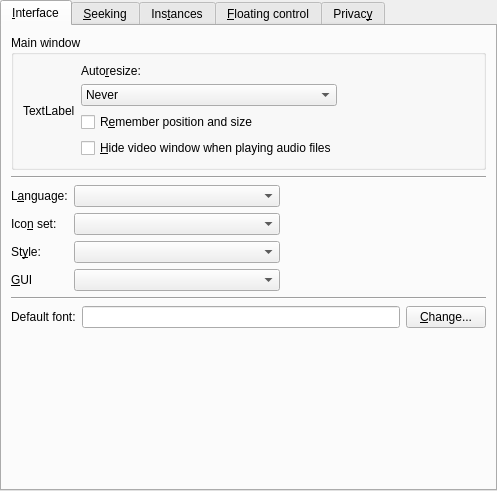
This is smplayer/branches/skins/src/prefinterface.ui in sarvex/smplayer as Qt 5 draws it before an edit. The edited form follows.
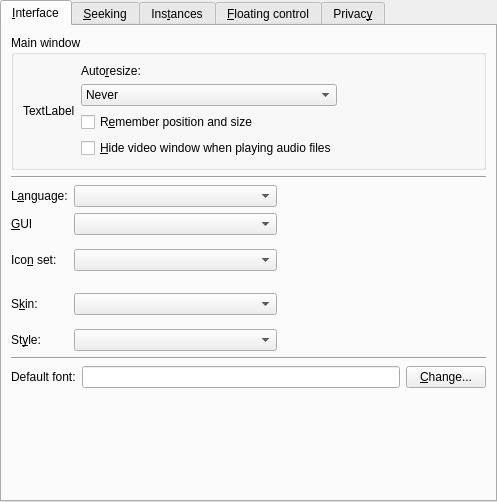
This is the edited form. Custom widgets are drawn as their Qt base class.

Commit message: Add a combobox to select the skin

The edit to the form file:
```diff
--- a/smplayer/branches/skins/src/prefinterface.ui
+++ b/smplayer/branches/skins/src/prefinterface.ui
@@ -7,7 +7,7 @@
     <x>0</x>
     <y>0</y>
     <width>497</width>
-    <height>491</height>
+    <height>502</height>
    </rect>
   </property>
   <layout class="QVBoxLayout">
@@ -26,13 +26,7 @@
       <attribute name="title">
        <string>&amp;Interface</string>
       </attribute>
-      <layout class="QVBoxLayout">
-       <property name="spacing">
-        <number>6</number>
-       </property>
-       <property name="margin">
-        <number>9</number>
-       </property>
+      <layout class="QVBoxLayout" name="verticalLayout_5">
        <item>
         <widget class="QGroupBox" name="groupBox">
          <property name="title">
@@ -141,13 +135,7 @@
         </widget>
        </item>
        <item>
-        <layout class="QGridLayout">
-         <property name="margin">
-          <number>0</number>
-         </property>
-         <property name="spacing">
-          <number>6</number>
-         </property>
+        <layout class="QGridLayout" name="gridLayout">
          <item row="0" column="0">
           <widget class="QLabel" name="textLabel1_18">
            <property name="text">
@@ -161,8 +149,64 @@
            </property>
           </widget>
          </item>
+         <item row="0" column="1">
+          <widget class="MyComboBox" name="language_combo">
+           <property name="sizePolicy">
+            <sizepolicy hsizetype="Expanding" vsizetype="Fixed">
+             <horstretch>0</horstretch>
+             <verstretch>0</verstretch>
+            </sizepolicy>
+           </property>
+          </widget>
+         </item>
+         <item row="0" column="2">
+          <spacer>
+           <property name="orientation">
+            <enum>Qt::Horizontal</enum>
+           </property>
+           <property name="sizeHint" stdset="0">
+            <size>
+             <width>40</width>
+             <height>20</height>
+            </size>
+           </property>
+          </spacer>
+         </item>
          <item row="1" column="0">
-          <widget class="QLabel" name="textLabel1_19">
+          <widget class="QLabel" name="label_4">
+           <property name="text">
+            <string>&amp;GUI</string>
+           </property>
+           <property name="buddy">
+            <cstring>gui_combo</cstring>
+           </property>
+          </widget>
+         </item>
+         <item row="1" column="1">
+          <widget class="QComboBox" name="gui_combo">
+           <property name="sizePolicy">
+            <sizepolicy hsizetype="Expanding" vsizetype="Fixed">
+             <horstretch>0</horstretch>
+             <verstretch>0</verstretch>
+            </sizepolicy>
+           </property>
+          </widget>
+         </item>
+         <item row="1" column="2">
+          <spacer>
+           <property name="orientation">
+            <enum>Qt::Horizontal</enum>
+           </property>
+           <property name="sizeHint" stdset="0">
+            <size>
+             <width>40</width>
+             <height>20</height>
+            </size>
+           </property>
+          </spacer>
+         </item>
+         <item row="2" column="0">
+          <widget class="QLabel" name="iconset_label">
            <property name="text">
             <string>Ico&amp;n set:</string>
            </property>
@@ -175,52 +219,6 @@
           </widget>
          </item>
          <item row="2" column="1">
-          <widget class="MyComboBox" name="style_combo">
-           <property name="sizePolicy">
-            <sizepolicy hsizetype="Expanding" vsizetype="Fixed">
-             <horstretch>0</horstretch>
-             <verstretch>0</verstretch>
-            </sizepolicy>
-           </property>
-          </widget>
-         </item>
-         <item row="2" column="2">
-          <spacer>
-           <property name="orientation">
-            <enum>Qt::Horizontal</enum>
-           </property>
-           <property name="sizeHint" stdset="0">
-            <size>
-             <width>40</width>
-             <height>20</height>
-            </size>
-           </property>
-          </spacer>
-         </item>
-         <item row="0" column="1">
-          <widget class="MyComboBox" name="language_combo">
-           <property name="sizePolicy">
-            <sizepolicy hsizetype="Expanding" vsizetype="Fixed">
-             <horstretch>0</horstretch>
-             <verstretch>0</verstretch>
-            </sizepolicy>
-           </property>
-          </widget>
-         </item>
-         <item row="2" column="0">
-          <widget class="QLabel" name="style_label">
-           <property name="text">
-            <string>St&amp;yle:</string>
-           </property>
-           <property name="wordWrap">
-            <bool>false</bool>
-           </property>
-           <property name="buddy">
-            <cstring>style_combo</cstring>
-           </property>
-          </widget>
-         </item>
-         <item row="1" column="1">
           <widget class="MyComboBox" name="iconset_combo">
            <property name="sizePolicy">
             <sizepolicy hsizetype="Expanding" vsizetype="Fixed">
@@ -230,36 +228,32 @@
            </property>
           </widget>
          </item>
-         <item row="1" column="2">
-          <spacer>
-           <property name="orientation">
-            <enum>Qt::Horizontal</enum>
-           </property>
-           <property name="sizeHint" stdset="0">
-            <size>
-             <width>40</width>
-             <height>20</height>
-            </size>
-           </property>
-          </spacer>
-         </item>
-         <item row="0" column="2">
-          <spacer>
-           <property name="orientation">
-            <enum>Qt::Horizontal</enum>
-           </property>
-           <property name="sizeHint" stdset="0">
-            <size>
-             <width>40</width>
-             <height>20</height>
-            </size>
-           </property>
-          </spacer>
+         <item row="2" column="2">
+          <widget class="QWidget" name="iconset_sp" native="true">
+           <layout class="QVBoxLayout" name="verticalLayout_3">
+            <item>
+             <spacer name="iconset_spacer">
+              <property name="orientation">
+               <enum>Qt::Horizontal</enum>
+              </property>
+              <property name="sizeHint" stdset="0">
+               <size>
+                <width>40</width>
+                <height>20</height>
+               </size>
+              </property>
+             </spacer>
+            </item>
+           </layout>
+          </widget>
          </item>
          <item row="3" column="0">
-          <widget class="QLabel" name="label_4">
+          <widget class="QLabel" name="skin_label">
            <property name="text">
-            <string>&amp;GUI</string>
+            <string>S&amp;kin:</string>
+           </property>
+           <property name="wordWrap">
+            <bool>false</bool>
            </property>
            <property name="buddy">
             <cstring>gui_combo</cstring>
@@ -267,7 +261,7 @@
           </widget>
          </item>
          <item row="3" column="1">
-          <widget class="QComboBox" name="gui_combo">
+          <widget class="MyComboBox" name="skin_combo">
            <property name="sizePolicy">
             <sizepolicy hsizetype="Expanding" vsizetype="Fixed">
              <horstretch>0</horstretch>
@@ -277,6 +271,48 @@
           </widget>
          </item>
          <item row="3" column="2">
+          <widget class="QWidget" name="skin_sp" native="true">
+           <layout class="QVBoxLayout" name="verticalLayout_4">
+            <item>
+             <spacer name="skin_spacer">
+              <property name="orientation">
+               <enum>Qt::Horizontal</enum>
+              </property>
+              <property name="sizeHint" stdset="0">
+               <size>
+                <width>40</width>
+                <height>20</height>
+               </size>
+              </property>
+             </spacer>
+            </item>
+           </layout>
+          </widget>
+         </item>
+         <item row="4" column="0">
+          <widget class="QLabel" name="style_label">
+           <property name="text">
+            <string>St&amp;yle:</string>
+           </property>
+           <property name="wordWrap">
+            <bool>false</bool>
+           </property>
+           <property name="buddy">
+            <cstring>style_combo</cstring>
+           </property>
+          </widget>
+         </item>
+         <item row="4" column="1">
+          <widget class="MyComboBox" name="style_combo">
+           <property name="sizePolicy">
+            <sizepolicy hsizetype="Expanding" vsizetype="Fixed">
+             <horstretch>0</horstretch>
+             <verstretch>0</verstretch>
+            </sizepolicy>
+           </property>
+          </widget>
+         </item>
+         <item row="4" column="2">
           <spacer>
            <property name="orientation">
             <enum>Qt::Horizontal</enum>
```
Left out of the diff: 19 changed lines with no effect on the pictures. The commit also changes 3 other files.
